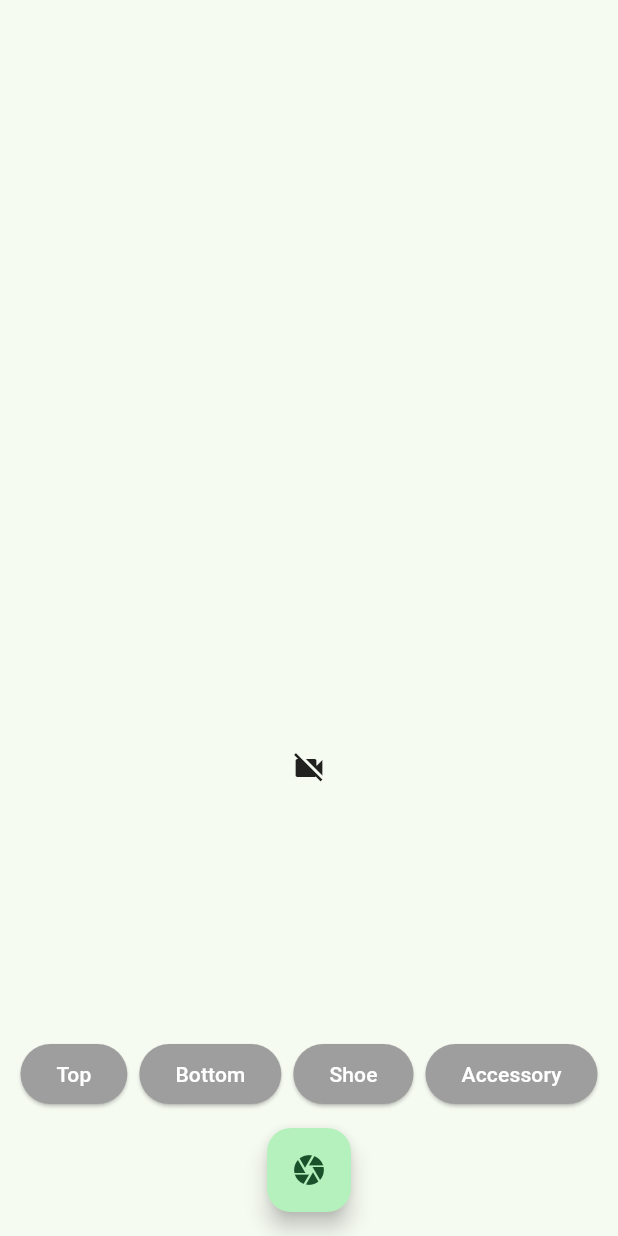
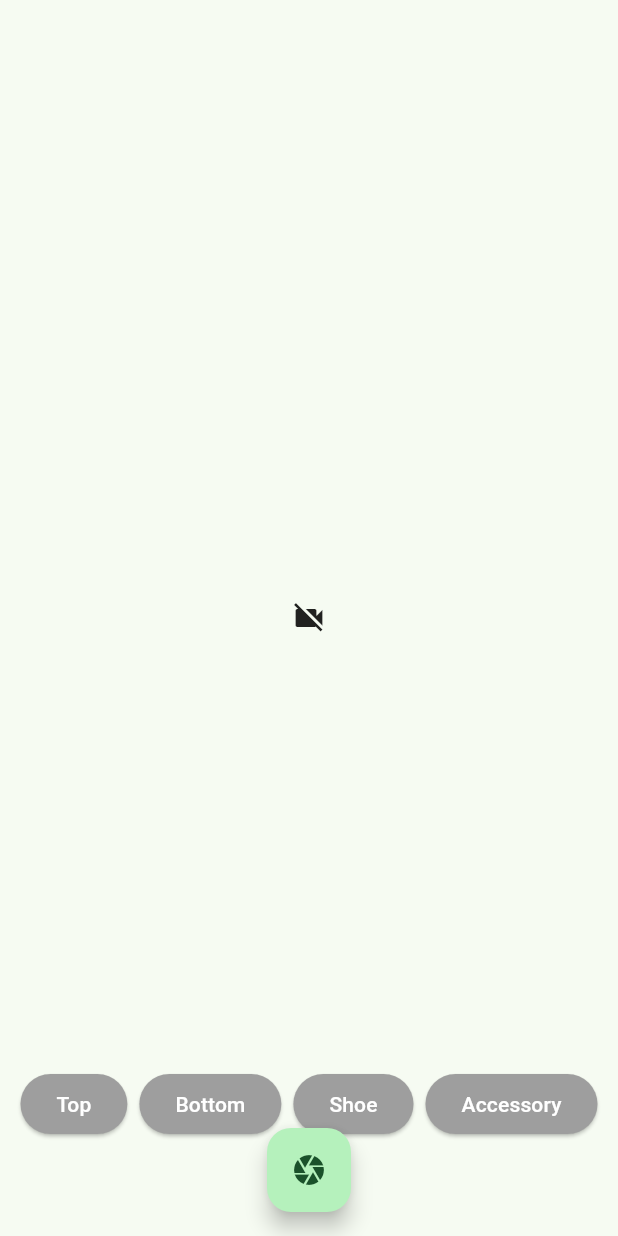
Before and after one commit to JessDang/WeatherWear-Mobile, a Flutter app: the CameraScreen screen opened directly, on a phone screen of 412 x 824 dp. Run offline on Flutter 3.47's test engine with Material 3 defaults, Android fonts, the phone set to English and light mode, and no system bars; our stand-ins replace camera, table_calendar.

Commit message:
Correct layout for tag selector

```diff
--- a/lib/screens/camera_screen.dart
+++ b/lib/screens/camera_screen.dart
@@ -62,34 +62,20 @@ class CameraScreenState extends State<CameraScreen> {
       body: FutureBuilder<void>(
           future: _initializeControllerFuture,
           builder: (context, snapshot) {
-            if (controller == null) {
-              return Column(
-                mainAxisAlignment: MainAxisAlignment.spaceBetween,
-                crossAxisAlignment: CrossAxisAlignment.center,
+            return Stack(
+              alignment: Alignment.center,
               children: [
+                cameraView(controller, snapshot, size),
                 Padding(
-                    padding: EdgeInsets.fromLTRB(0, 500.0, 0, 0),
-                    child: Center(child: Icon(Icons.videocam_off)),
-                  ),
+                    padding: EdgeInsets.fromLTRB(0, 0, 0, 60.0),
+                    child: Column(children: [
+                      Spacer(),
                       TagSelector(onTagSelected: (newTag) {
                         _tag = newTag;
                       }),
+                    ]))
               ],
             );
-            } else if (snapshot.connectionState == ConnectionState.done) {
-              return Row(
-                mainAxisAlignment: MainAxisAlignment.spaceBetween,
-                crossAxisAlignment: CrossAxisAlignment.center,
-                children: [
-                  CameraPreviewWidget(controller: controller, size: size),
-                  TagSelector(onTagSelected: (newTag) {
-                    _tag = newTag;
-                  }),
-                ],
-              );
-            } else {
-              return const Center(child: CircularProgressIndicator());
-            }
           }),
       floatingActionButton: FloatingActionButton(
         onPressed: () async {},
@@ -97,6 +83,22 @@ class CameraScreenState extends State<CameraScreen> {
       ),
       floatingActionButtonLocation: FloatingActionButtonLocation.centerFloat,
     );
+  }
+}
+
+// Helper method to deal with camera loading, or the fact that there may not be a
+// camera on a simulator.
+Widget cameraView<T>(
+    CameraController? controller, AsyncSnapshot<T> snapshot, Size size) {
+  if (controller == null) {
+    return Padding(
+      padding: EdgeInsets.fromLTRB(0, 0.0, 0, 0),
+      child: Center(child: Icon(Icons.videocam_off)),
+    );
+  } else if (snapshot.connectionState == ConnectionState.done) {
+    return CameraPreviewWidget(controller: controller, size: size);
+  } else {
+    return const Center(child: CircularProgressIndicator());
   }
 }
 
--- a/lib/widgets/tag_selector.dart
+++ b/lib/widgets/tag_selector.dart
@@ -22,7 +22,7 @@ class _TagSelectorState extends State<TagSelector> {
   @override
   Widget build(BuildContext context) {
     return Padding(
-      padding: const EdgeInsets.fromLTRB(0, 0, 0, 80.0),
+      padding: const EdgeInsets.fromLTRB(0, 0, 0, 0.0),
       child: SingleChildScrollView(
         scrollDirection: Axis.horizontal,
         child: Row(
```
Lines whose indentation alone changed are shown as unchanged.
